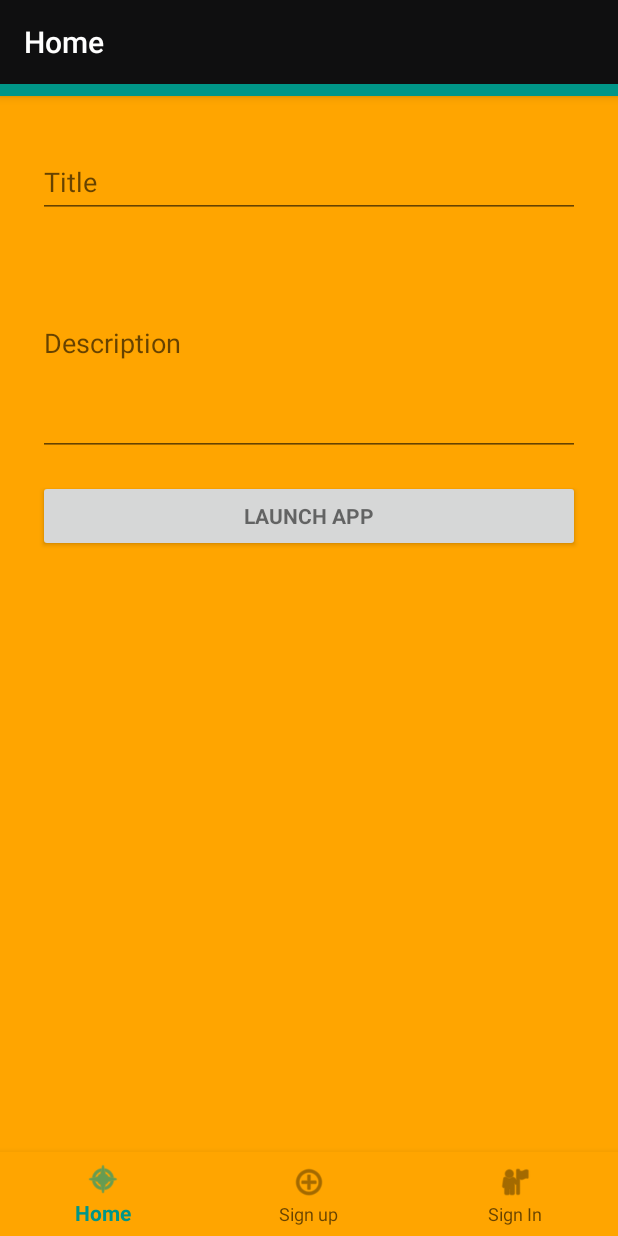
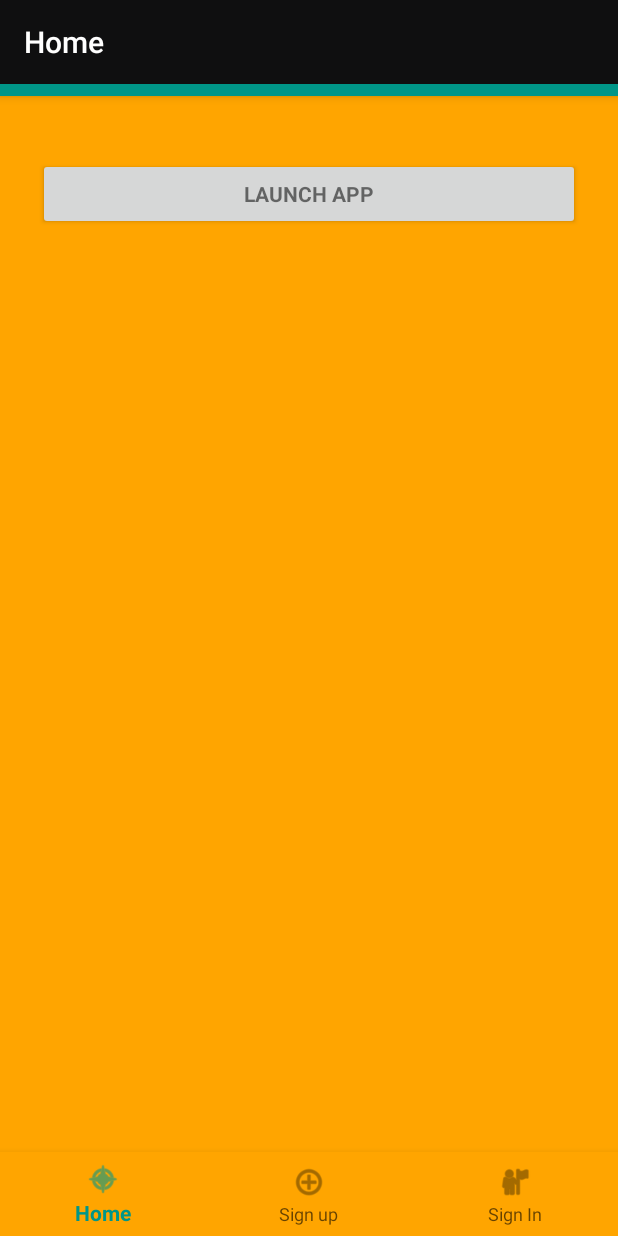
Before and after one commit to mcdperera/Firecalc, an Android app: the fragment Unity3d_Fragment placed in its activity, on a phone screen of 412 x 824 dp. Run offline under Robolectric (Android 15) with nearby library versions, the light colour scheme and no system bars; 2 statements that could not run were skipped.

Commit message:
Delete test files and modified Unity3d view.

```diff
--- a/android/FireCalc/app/src/main/java/com/teamlanka/firecalc/Config.java
+++ b/android/FireCalc/app/src/main/java/com/teamlanka/firecalc/Config.java
@@ -5,5 +5,5 @@ package com.teamlanka.firecalc;
  */
 
 public class Config {
-    public static final String DOMAIN = "http://10.198.128.106:3000/";
+    public static final String DOMAIN = "http://10.201.16.73:3001/";
 }
--- a/android/FireCalc/app/src/main/java/com/teamlanka/firecalc/fragments/Unity3d_Fragment.java
+++ b/android/FireCalc/app/src/main/java/com/teamlanka/firecalc/fragments/Unity3d_Fragment.java
@@ -55,6 +55,12 @@ public class Unity3d_Fragment extends Fragment {
         super.onCreate(savedInstanceState);
 
         unity3d_fragment = this;
+
+        try {
+            launchApp();
+        } catch (JSONException e) {
+            e.printStackTrace();
+        }
     }
 
     @Override
@@ -68,12 +74,9 @@ public class Unity3d_Fragment extends Fragment {
 
         main_view = view;
 
-        //initializePullToRefresh(view);
 
-        // if (this.checkAvailableSession()) {
-
-        titleEditText = (EditText) view.findViewById(R.id.feedbackTitleEditText);
-        descEditText = (EditText) view.findViewById(R.id.feedbackDescEditText);
+//        titleEditText = (EditText) view.findViewById(R.id.feedbackTitleEditText);
+//        descEditText = (EditText) view.findViewById(R.id.feedbackDescEditText);
 
         submitButton = (Button) view.findViewById(R.id.unity3dSubmitButton);
         submitButton.setOnClickListener(new View.OnClickListener() {
--- a/android/FireCalc/app/src/main/res/layout/fragment_unity3d.xml
+++ b/android/FireCalc/app/src/main/res/layout/fragment_unity3d.xml
@@ -9,37 +9,6 @@
         android:layout_height="wrap_content"
         android:orientation="vertical"
         android:padding="25dp">
-
-        <android.support.design.widget.TextInputLayout
-            android:layout_width="match_parent"
-            android:layout_height="wrap_content">
-
-            <EditText
-                android:id="@+id/feedbackTitleEditText"
-                android:layout_width="match_parent"
-                android:layout_height="wrap_content"
-                android:hint="Title"
-                android:inputType="textEmailAddress"
-                android:maxLines="1"
-                android:singleLine="true" />
-
-        </android.support.design.widget.TextInputLayout>
-
-        <android.support.design.widget.TextInputLayout
-            android:layout_width="match_parent"
-            android:layout_height="wrap_content">
-
-            <EditText
-                android:id="@+id/feedbackDescEditText"
-                android:layout_width="match_parent"
-                android:layout_height="148dp"
-                android:hint="Description"
-                android:imeOptions="actionUnspecified"
-                android:lines="10"
-                android:maxLines="10"
-                android:singleLine="true" />
-
-        </android.support.design.widget.TextInputLayout>
 
         <Button
             android:id="@+id/unity3dSubmitButton"
```
Also changed, not shown: android/FireCalc/app/src/main/java/com/teamlanka/firecalc/activities/Product_List_Activity.java (deleted, +0 -73 lines), android/FireCalc/app/src/main/java/com/teamlanka/firecalc/adapters/Custom_Card_View_Category_Adapter.java (+6 -7 lines), android/FireCalc/app/src/main/java/com/teamlanka/firecalc/adapters/Custom_Card_View_Product_Adapter.java (+6 -7 lines), 2 other files.
